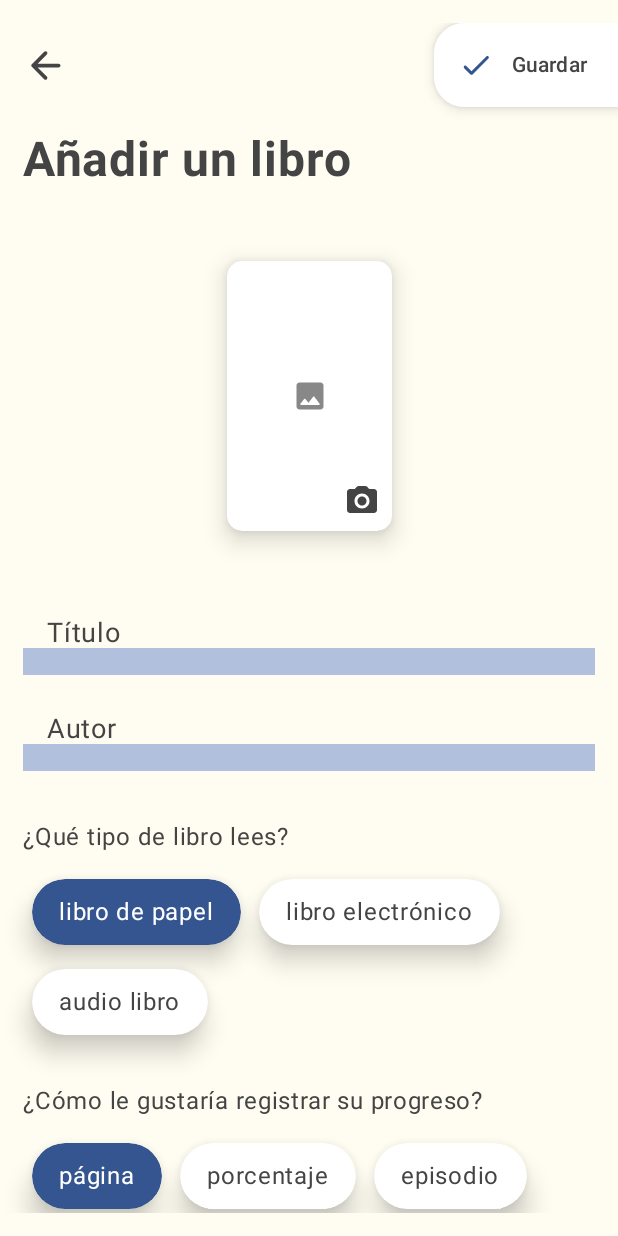
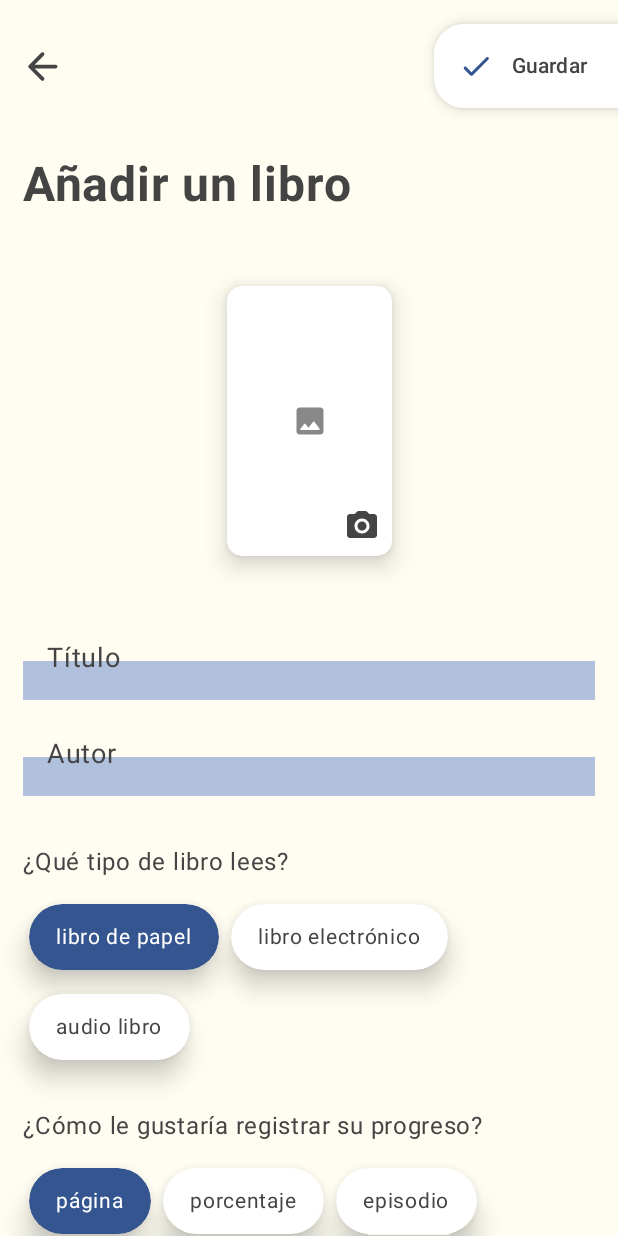
Before and after one commit to ailenaguino/BookTracker, an Android app built with Jetpack Compose: the AddBookScreen screen opened through its navigation route, on a phone screen of 412 x 824 dp. Run offline under Robolectric (Android 15) with nearby library versions, the phone set to English and light mode, and no system bars; our stand-ins replace Dagger/Hilt's generated code; pictures from the network do not load.

Commit message:
View Model for add book manually added and some details from add book screen

```diff
--- a/app/src/main/java/com/ailenaguino/booktracker/MainActivity.kt
+++ b/app/src/main/java/com/ailenaguino/booktracker/MainActivity.kt
@@ -10,7 +10,7 @@ import androidx.compose.ui.Modifier
 import androidx.navigation.compose.NavHost
 import androidx.navigation.compose.composable
 import androidx.navigation.compose.rememberNavController
-import com.ailenaguino.booktracker.feature_add_book.presentation.components.AddBookScreen
+import com.ailenaguino.booktracker.feature_add_book.presentation.AddBookScreen
 import com.ailenaguino.booktracker.feature_home.presentation.HomeScreen
 import com.ailenaguino.booktracker.feature_search_book.presentation.SearchBookScreen
 import com.ailenaguino.booktracker.ui.theme.BookTrackerTheme
--- /dev/null
+++ b/app/src/main/java/com/ailenaguino/booktracker/feature_add_book/presentation/AddBookScreen.kt
@@ -0,0 +1,217 @@
+package com.ailenaguino.booktracker.feature_add_book.presentation
+
+import androidx.compose.animation.AnimatedVisibility
+import androidx.compose.animation.animateColorAsState
+import androidx.compose.animation.core.animateIntAsState
+import androidx.compose.animation.core.spring
+import androidx.compose.foundation.ExperimentalFoundationApi
+import androidx.compose.foundation.background
+import androidx.compose.foundation.clickable
+import androidx.compose.foundation.layout.Arrangement
+import androidx.compose.foundation.layout.Box
+import androidx.compose.foundation.layout.ExperimentalLayoutApi
+import androidx.compose.foundation.layout.FlowRow
+import androidx.compose.foundation.layout.Row
+import androidx.compose.foundation.layout.Spacer
+import androidx.compose.foundation.layout.fillMaxSize
+import androidx.compose.foundation.layout.fillMaxWidth
+import androidx.compose.foundation.layout.height
+import androidx.compose.foundation.layout.offset
+import androidx.compose.foundation.layout.padding
+import androidx.compose.foundation.layout.size
+import androidx.compose.foundation.lazy.LazyColumn
+import androidx.compose.foundation.lazy.rememberLazyListState
+import androidx.compose.foundation.shape.RoundedCornerShape
+import androidx.compose.material.icons.Icons
+import androidx.compose.material.icons.automirrored.rounded.ArrowBack
+import androidx.compose.material3.Icon
+import androidx.compose.material3.Text
+import androidx.compose.runtime.Composable
+import androidx.compose.runtime.collectAsState
+import androidx.compose.runtime.derivedStateOf
+import androidx.compose.runtime.getValue
+import androidx.compose.runtime.mutableStateOf
+import androidx.compose.runtime.remember
+import androidx.compose.runtime.setValue
+import androidx.compose.ui.Alignment
+import androidx.compose.ui.Modifier
+import androidx.compose.ui.draw.clip
+import androidx.compose.ui.draw.shadow
+import androidx.compose.ui.graphics.Color
+import androidx.compose.ui.text.font.FontWeight
+import androidx.compose.ui.text.input.KeyboardType
+import androidx.compose.ui.unit.dp
+import androidx.compose.ui.unit.sp
+import androidx.hilt.navigation.compose.hiltViewModel
+import androidx.navigation.NavController
+import com.ailenaguino.booktracker.feature_add_book.presentation.components.AddCover
+import com.ailenaguino.booktracker.feature_add_book.presentation.components.InputItem
+import com.ailenaguino.booktracker.feature_add_book.presentation.components.SaveFloatingButton
+import com.ailenaguino.booktracker.feature_add_book.presentation.components.TagItem
+import com.ailenaguino.booktracker.ui.theme.BoneBackground
+
+@OptIn(ExperimentalLayoutApi::class, ExperimentalFoundationApi::class)
+@Composable
+fun AddBookScreen(navController: NavController, viewModel: AddBookViewModel = hiltViewModel()) {
+    val listState = rememberLazyListState()
+    val title by viewModel.title.collectAsState()
+    val author by viewModel.author.collectAsState()
+    val totalPages by viewModel.totalPages.collectAsState()
+
+    val showButton by remember {
+        derivedStateOf {
+            listState.firstVisibleItemIndex > 0
+        }
+    }
+    LazyColumn(
+        modifier = Modifier
+            .fillMaxSize()
+            .background(BoneBackground)
+            .padding(horizontal = 15.dp),
+        state = listState
+    ) {
+        stickyHeader {
+            Row(
+                modifier = Modifier
+                    .fillMaxWidth().padding(vertical = 16.dp),
+                verticalAlignment = Alignment.CenterVertically,
+                horizontalArrangement = Arrangement.SpaceBetween
+            ) {
+                val background by animateColorAsState(targetValue = if(showButton) Color.White else Color.Transparent,
+                    label = ""
+                )
+                val shadow by animateIntAsState(targetValue = if(showButton) 10 else 0, label = "")
+                Box(modifier = Modifier
+                    .offset(x = (-15).dp)
+                    .shadow(shadow.dp, shape = RoundedCornerShape(
+                        topStart = 0.dp,
+                        topEnd = 20.dp,
+                        bottomEnd = 20.dp,
+                        bottomStart = 0.dp
+                    ))
+                    .background(background)
+                    .clip(
+                        RoundedCornerShape(
+                            topStart = 0.dp,
+                            topEnd = 20.dp,
+                            bottomEnd = 20.dp,
+                            bottomStart = 0.dp
+                        )
+                    )
+                    .size(55.dp)
+                    .clickable { navController.popBackStack() },
+                    contentAlignment = Alignment.Center
+                ) {
+                    Icon(
+                        Icons.AutoMirrored.Rounded.ArrowBack,
+                        "Atrás",
+                        tint = Color.DarkGray,
+                        modifier = Modifier
+                            .size(30.dp)
+                    )
+                }
+                Box(modifier = Modifier.offset(x = 15.dp)) {
+                    SaveFloatingButton()
+                }
+            }
+            AnimatedVisibility(visible = showButton) {
+
+            }
+        }
+        item {
+            Text(
+                "Añadir un libro",
+                color = Color.DarkGray,
+                fontWeight = FontWeight.Bold,
+                fontSize = 32.sp,
+                modifier = Modifier.padding(vertical = 16.dp)
+            )
+        }
+        item {
+            Box(
+                modifier = Modifier
+                    .fillMaxWidth()
+                    .padding(vertical = 32.dp),
+                contentAlignment = Alignment.Center
+            ) {
+                AddCover()
+            }
+        }
+        item {
+            InputItem("Título", KeyboardType.Text, title, viewModel::onTitleChange)
+        }
+        item {
+            InputItem("Autor", KeyboardType.Text, author, viewModel::onAuthorChange)
+        }
+        item {
+            Spacer(modifier = Modifier.height(16.dp))
+            Text(
+                "¿Qué tipo de libro lees?",
+                fontSize = 16.sp,
+                color = Color.DarkGray,
+                modifier = Modifier.padding(vertical = 16.dp)
+            )
+            FlowRow(
+                verticalArrangement = Arrangement.spacedBy(16.dp),
+                modifier = Modifier.fillMaxWidth()
+            ) {
+                val typeBookOptions = listOf("libro de papel", "libro electrónico", "audio libro")
+                var selectedOption by remember { mutableStateOf("libro de papel") }
+                val onSelectionChange = { text: String -> selectedOption = text }
+                typeBookOptions.forEach { text ->
+                    TagItem(text, text == selectedOption, onSelectionChange)
+                }
+            }
+        }
+        item {
+            Spacer(modifier = Modifier.height(16.dp))
+            Text(
+                "¿Cómo le gustaría registrar su progreso?",
+                fontSize = 16.sp,
+                color = Color.DarkGray,
+                modifier = Modifier.padding(vertical = 16.dp)
+            )
+            FlowRow(
+                verticalArrangement = Arrangement.spacedBy(16.dp),
+                modifier = Modifier.fillMaxWidth()
+            ) {
+                val registerProgressOptions = listOf("página", "porcentaje", "episodio")
+                var selectedOption by remember { mutableStateOf("página") }
+                val onSelectionChange = { text: String -> selectedOption = text }
+                registerProgressOptions.forEach { text ->
+                    TagItem(text, text == selectedOption, onSelectionChange)
+                }
+            }
+        }
+        item {
+            InputItem(
+                "Total de páginas",
+                KeyboardType.Number,
+                totalPages,
+                viewModel::onTotalPagesChange
+            )
+        }
+        item {
+            Spacer(modifier = Modifier.height(16.dp))
+            Text(
+                "Estado",
+                fontSize = 16.sp,
+                color = Color.DarkGray,
+                modifier = Modifier.padding(vertical = 16.dp)
+            )
+            FlowRow(
+                verticalArrangement = Arrangement.spacedBy(16.dp),
+                modifier = Modifier.fillMaxWidth()
+            ) {
+                val progressOptions =
+                    listOf("leer más tarde", "leer ahora", "lo he leído todo", "me dí por vencido")
+                var selectedOption by remember { mutableStateOf("leer más tarde") }
+                val onSelectionChange = { text: String -> selectedOption = text }
+                progressOptions.forEach { text ->
+                    TagItem(text, text == selectedOption, onSelectionChange)
+                }
+            }
+            Spacer(modifier = Modifier.height(18.dp))
+        }
+    }
+}
--- /dev/null
+++ b/app/src/main/java/com/ailenaguino/booktracker/feature_add_book/presentation/AddBookViewModel.kt
@@ -0,0 +1,40 @@
+package com.ailenaguino.booktracker.feature_add_book.presentation
+
+import android.net.Uri
+import androidx.compose.runtime.mutableStateOf
+import androidx.lifecycle.ViewModel
+import dagger.hilt.android.lifecycle.HiltViewModel
+import kotlinx.coroutines.flow.MutableStateFlow
+import kotlinx.coroutines.flow.asStateFlow
+import javax.inject.Inject
+
+@HiltViewModel
+class AddBookViewModel @Inject constructor():ViewModel(){
+    private val _title = MutableStateFlow("")
+    val title = _title.asStateFlow()
+
+    private val _author = MutableStateFlow("")
+    val author = _author.asStateFlow()
+
+    private val _cover = mutableStateOf<Uri?>(null)
+    val cover = _cover
+
+    private val _totalPages = MutableStateFlow("")
+    val totalPages = _totalPages.asStateFlow()
+
+    fun onTitleChange(text: String) {
+        _title.value = text
+    }
+
+    fun onAuthorChange(text: String) {
+        _author.value = text
+    }
+
+    fun onTotalPagesChange(text: String) {
+        _totalPages.value = text
+    }
+
+    fun onCoverChange(uri: Uri) {
+        _cover.value = uri
+    }
+}
--- a/app/src/main/java/com/ailenaguino/booktracker/feature_add_book/presentation/components/AddBookScreen.kt
+++ /dev/null
@@ -1,140 +0,0 @@
-package com.ailenaguino.booktracker.feature_add_book.presentation.components
-
-import androidx.compose.foundation.background
-import androidx.compose.foundation.clickable
-import androidx.compose.foundation.layout.Arrangement
-import androidx.compose.foundation.layout.Box
-import androidx.compose.foundation.layout.ExperimentalLayoutApi
-import androidx.compose.foundation.layout.FlowRow
-import androidx.compose.foundation.layout.Row
-import androidx.compose.foundation.layout.Spacer
-import androidx.compose.foundation.layout.fillMaxSize
-import androidx.compose.foundation.layout.fillMaxWidth
-import androidx.compose.foundation.layout.height
-import androidx.compose.foundation.layout.offset
-import androidx.compose.foundation.layout.padding
-import androidx.compose.foundation.layout.size
-import androidx.compose.foundation.lazy.LazyColumn
-import androidx.compose.material.icons.Icons
-import androidx.compose.material.icons.automirrored.rounded.ArrowBack
-import androidx.compose.material3.Icon
-import androidx.compose.material3.Text
-import androidx.compose.runtime.Composable
-import androidx.compose.ui.Alignment
-import androidx.compose.ui.Modifier
-import androidx.compose.ui.graphics.Color
-import androidx.compose.ui.text.font.FontWeight
-import androidx.compose.ui.unit.dp
-import androidx.compose.ui.unit.sp
-import androidx.navigation.NavController
-import com.ailenaguino.booktracker.ui.theme.BlueBackground
-import com.ailenaguino.booktracker.ui.theme.BoneBackground
-
-@OptIn(ExperimentalLayoutApi::class)
-@Composable
-fun AddBookScreen(navController: NavController) {
-    LazyColumn(
-        modifier = Modifier
-            .fillMaxSize()
-            .background(BoneBackground)
-            .padding(15.dp)
-    ) {
-        item {
-            Row(
-                modifier = Modifier.fillMaxWidth(),
-                verticalAlignment = Alignment.CenterVertically,
-                horizontalArrangement = Arrangement.SpaceBetween
-            ) {
-                Icon(
-                    Icons.AutoMirrored.Rounded.ArrowBack,
-                    "Atrás",
-                    tint = Color.DarkGray,
-                    modifier = Modifier.size(30.dp).clickable { navController.popBackStack() }
-                )
-                Box(modifier = Modifier.offset(x = 15.dp)) {
-                    SaveFloatingButton()
-                }
-            }
-        }
-        item {
-            Text(
-                "Añadir un libro",
-                color = Color.DarkGray,
-                fontWeight = FontWeight.Bold,
-                fontSize = 32.sp,
-                modifier = Modifier.padding(vertical = 16.dp)
-            )
-        }
-        item {
-            Box(
-                modifier = Modifier
-                    .fillMaxWidth()
-                    .padding(vertical = 32.dp),
-                contentAlignment = Alignment.Center
-            ) {
-                AddCover()
-            }
-        }
-        item {
-            InputItem("Título")
-        }
-        item {
-            InputItem("Autor")
-        }
-        item {
-            Spacer(modifier = Modifier.height(16.dp))
-            Text(
-                "¿Qué tipo de libro lees?",
-                fontSize = 16.sp,
-                color = Color.DarkGray,
-                modifier = Modifier.padding(vertical = 16.dp)
-            )
-            FlowRow(
-                verticalArrangement = Arrangement.spacedBy(16.dp),
-                modifier = Modifier.fillMaxWidth()
-            ) {
-                TagItem(BlueBackground, Color.White, "libro de papel")
-                TagItem(Color.White, Color.DarkGray, "libro electrónico")
-                TagItem(Color.White, Color.DarkGray, "audio libro")
-            }
-        }
-        item {
-            Spacer(modifier = Modifier.height(16.dp))
-            Text(
-                "¿Cómo le gustaría registrar su progreso?",
-                fontSize = 16.sp,
-                color = Color.DarkGray,
-                modifier = Modifier.padding(vertical = 16.dp)
-            )
-            FlowRow(
-                verticalArrangement = Arrangement.spacedBy(16.dp),
-                modifier = Modifier.fillMaxWidth()
-            ) {
-                TagItem(BlueBackground, Color.White, "página")
-                TagItem(Color.White, Color.DarkGray, "porcentaje")
-                TagItem(Color.White, Color.DarkGray, "episodio")
-            }
-        }
-        item {
-            InputItem("Total de páginas")
-        }
-        item {
-            Spacer(modifier = Modifier.height(16.dp))
-            Text(
-                "Estado",
-                fontSize = 16.sp,
-                color = Color.DarkGray,
-                modifier = Modifier.padding(vertical = 16.dp)
-            )
-            FlowRow(
-                verticalArrangement = Arrangement.spacedBy(16.dp),
-                modifier = Modifier.fillMaxWidth()
-            ) {
-                TagItem(BlueBackground, Color.White, "leer más tarde")
-                TagItem(Color.White, Color.DarkGray, "leer ahora")
-                TagItem(Color.White, Color.DarkGray, "lo he leído todo")
-                TagItem(Color.White, Color.DarkGray, "me dí por vencido")
-            }
-        }
-    }
-}
--- a/app/src/main/java/com/ailenaguino/booktracker/feature_add_book/presentation/components/AddCover.kt
+++ b/app/src/main/java/com/ailenaguino/booktracker/feature_add_book/presentation/components/AddCover.kt
@@ -20,6 +20,7 @@ import androidx.compose.material.icons.rounded.CameraAlt
 import androidx.compose.material.icons.rounded.Image
 import androidx.compose.material3.Icon
 import androidx.compose.runtime.Composable
+import androidx.compose.runtime.collectAsState
 import androidx.compose.runtime.getValue
 import androidx.compose.runtime.mutableStateOf
 import androidx.compose.runtime.remember
@@ -30,13 +31,13 @@ import androidx.compose.ui.draw.clip
 import androidx.compose.ui.draw.shadow
 import androidx.compose.ui.graphics.Color
 import androidx.compose.ui.layout.ContentScale
-import androidx.compose.ui.tooling.preview.Preview
 import androidx.compose.ui.unit.dp
+import androidx.hilt.navigation.compose.hiltViewModel
 import coil3.compose.AsyncImage
+import com.ailenaguino.booktracker.feature_add_book.presentation.AddBookViewModel
 
-@Preview
 @Composable
-fun AddCover() {
+fun AddCover(viewModel: AddBookViewModel = hiltViewModel()) {
     var imageUri by remember { mutableStateOf<Uri?>(null) }
     val pickMedia =
         rememberLauncherForActivityResult(ActivityResultContracts.PickVisualMedia()) { uri ->
@@ -44,6 +45,7 @@ fun AddCover() {
             // photo picker.
             if (uri != null) {
                 imageUri = uri
+                viewModel.onCoverChange(uri)
                 Log.d("PhotoPicker", "Selected URI: $uri")
             } else {
                 Log.d("PhotoPicker", "No media selected")
--- a/app/src/main/java/com/ailenaguino/booktracker/feature_add_book/presentation/components/InputItem.kt
+++ b/app/src/main/java/com/ailenaguino/booktracker/feature_add_book/presentation/components/InputItem.kt
@@ -4,6 +4,7 @@ import androidx.compose.foundation.background
 import androidx.compose.foundation.layout.Box
 import androidx.compose.foundation.layout.fillMaxWidth
 import androidx.compose.foundation.layout.height
+import androidx.compose.foundation.text.KeyboardOptions
 import androidx.compose.material3.OutlinedTextField
 import androidx.compose.material3.OutlinedTextFieldDefaults
 import androidx.compose.material3.Text
@@ -11,29 +12,30 @@ import androidx.compose.runtime.Composable
 import androidx.compose.ui.Alignment
 import androidx.compose.ui.Modifier
 import androidx.compose.ui.graphics.Color
+import androidx.compose.ui.text.input.KeyboardType
 import androidx.compose.ui.unit.dp
 import androidx.compose.ui.unit.sp
 import com.ailenaguino.booktracker.ui.theme.BlueBackground
-import com.ailenaguino.booktracker.ui.theme.BoneBackgroundTransp
-import com.ailenaguino.booktracker.ui.theme.GreyTransp
 import com.ailenaguino.booktracker.ui.theme.LightBlueTransp
 
 @Composable
-fun InputItem(text: String) {
+fun InputItem(text: String, keyboardType: KeyboardType, value: String, onValueChange: (String) -> Unit) {
     Box() {
-        Box(modifier = Modifier.fillMaxWidth().height(18.dp).background(LightBlueTransp).align(Alignment.BottomCenter))
+        Box(modifier = Modifier.fillMaxWidth().height(26.dp).background(LightBlueTransp).align(Alignment.BottomCenter))
 
         OutlinedTextField(
-            value = "",
-            onValueChange = {},
+            value = value,
+            onValueChange = {onValueChange(it)},
             label = { Text(text, fontSize = 18.sp) },
+            keyboardOptions = KeyboardOptions(keyboardType = keyboardType),
             colors = OutlinedTextFieldDefaults.colors(
                 unfocusedTextColor = Color.White.copy(alpha = 0f),
                 unfocusedBorderColor = Color.White.copy(alpha = 0f),
                 unfocusedLabelColor = Color.DarkGray,
                 unfocusedLeadingIconColor = Color.White.copy(alpha = 0f),
                 focusedBorderColor = Color.White.copy(alpha = 0f),
-                focusedLabelColor = BlueBackground
+                focusedLabelColor = BlueBackground,
+                focusedTextColor = Color.DarkGray
             )
         )
     }
--- a/app/src/main/java/com/ailenaguino/booktracker/feature_add_book/presentation/components/SaveFloatingButton.kt
+++ b/app/src/main/java/com/ailenaguino/booktracker/feature_add_book/presentation/components/SaveFloatingButton.kt
@@ -1,7 +1,5 @@
 package com.ailenaguino.booktracker.feature_add_book.presentation.components
 
-import androidx.compose.foundation.BorderStroke
-import androidx.compose.foundation.border
 import androidx.compose.foundation.shape.RoundedCornerShape
 import androidx.compose.material.icons.Icons
 import androidx.compose.material.icons.rounded.Check
@@ -9,7 +7,6 @@ import androidx.compose.material3.ExtendedFloatingActionButton
 import androidx.compose.material3.Icon
 import androidx.compose.material3.Text
 import androidx.compose.runtime.Composable
-import androidx.compose.ui.Modifier
 import androidx.compose.ui.graphics.Color
 import androidx.compose.ui.tooling.preview.Preview
 import androidx.compose.ui.unit.dp
--- a/app/src/main/java/com/ailenaguino/booktracker/feature_add_book/presentation/components/TagItem.kt
+++ b/app/src/main/java/com/ailenaguino/booktracker/feature_add_book/presentation/components/TagItem.kt
@@ -1,6 +1,7 @@
 package com.ailenaguino.booktracker.feature_add_book.presentation.components
 
 import androidx.compose.foundation.background
+import androidx.compose.foundation.clickable
 import androidx.compose.foundation.layout.Box
 import androidx.compose.foundation.layout.padding
 import androidx.compose.foundation.shape.RoundedCornerShape
@@ -12,21 +13,23 @@ import androidx.compose.ui.draw.shadow
 import androidx.compose.ui.graphics.Color
 import androidx.compose.ui.unit.dp
 import androidx.compose.ui.unit.sp
+import com.ailenaguino.booktracker.ui.theme.BlueBackground
 
 @Composable
-fun TagItem(colorBackground: Color, colorText: Color, text: String) {
+fun TagItem(text: String, isSelected: Boolean, onSelection: (String) -> Unit) {
     Box(
         modifier = Modifier
-            .padding(horizontal = 6.dp)
+            .padding(horizontal = 4.dp)
             .shadow(10.dp, shape = RoundedCornerShape(24.dp))
             .clip(RoundedCornerShape(24.dp))
-            .background(colorBackground)
+            .background(if (isSelected) BlueBackground else Color.White)
+            .clickable { onSelection(text) }
 
     ) {
         Text(
             text,
-            fontSize = 16.sp,
-            color = colorText,
+            fontSize = 14.sp,
+            color = if (isSelected) Color.White else Color.DarkGray,
             modifier = Modifier.padding(vertical = 10.dp, horizontal = 18.dp)
         )
     }
```
